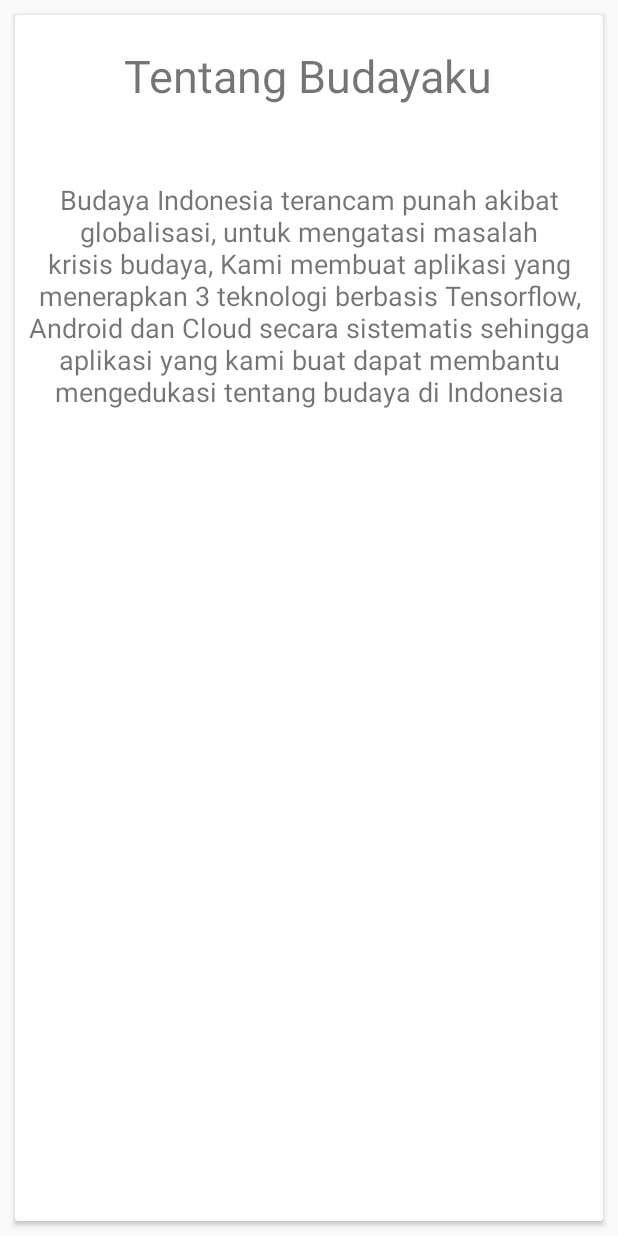
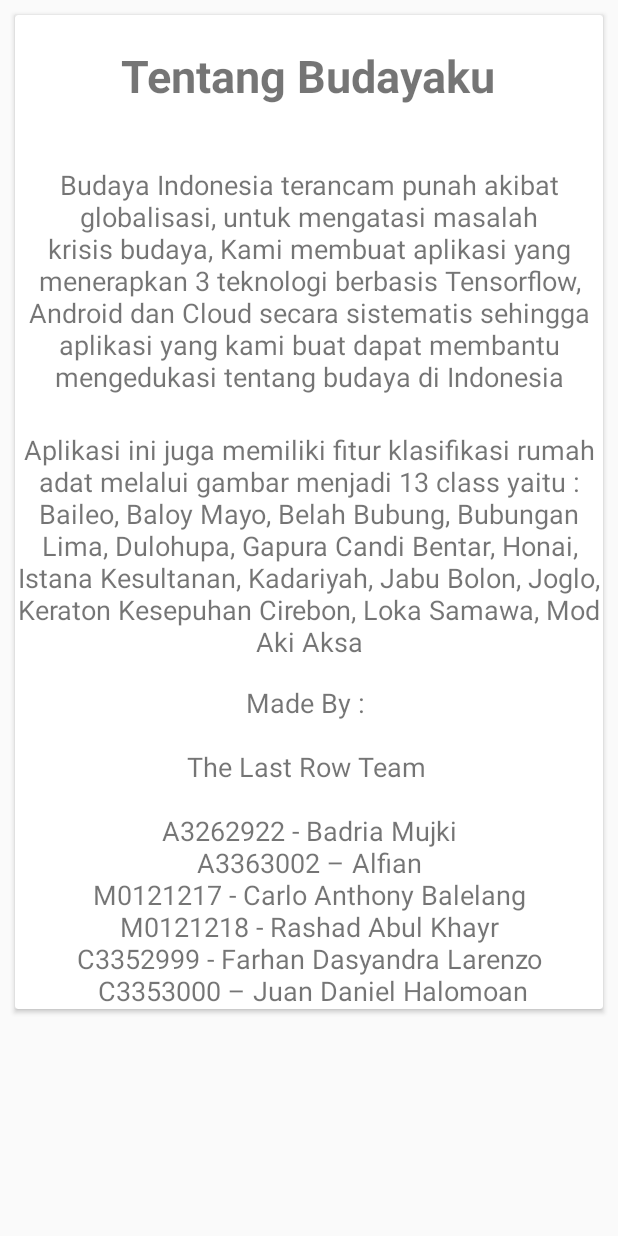
Before and after one commit to juandanielhalomoan/budaya.KU, an Android app: the AboutActivity screen opened directly, with no data from a screen before it, on a phone screen of 412 x 824 dp. Run offline under Robolectric (Android 15) with nearby library versions, the phone set to English and light mode, and no system bars.

Commit message:
fix some bug, and add some data in about

```diff
--- a/app/src/main/java/com/alfian/budayaku/adapter/PakaianPagedListAdapter.kt
+++ b/app/src/main/java/com/alfian/budayaku/adapter/PakaianPagedListAdapter.kt
@@ -21,8 +21,8 @@ class PakaianPagedListAdapter(private val activity: Activity) : PagedListAdapter
     inner class BudayaViewHolder (private val binding: ItemListBudayaBinding) : RecyclerView.ViewHolder(binding.root) {
         fun bind(pakaian: PakaianEntity) {
             with(binding) {
-                tvNama.text = pakaian.namaPakaian
-                tvDaerah.text = pakaian.provinsiPakaian
+                tvNama.text = pakaian.provinsiPakaian
+                tvDaerah.text = pakaian.namaPakaian
                 tvDeskripsi.text = pakaian.descriptionPakaian
 
                 Glide.with(itemView.context)
--- a/app/src/main/java/com/alfian/budayaku/adapter/SenjataPagedListAdapter.kt
+++ b/app/src/main/java/com/alfian/budayaku/adapter/SenjataPagedListAdapter.kt
@@ -21,8 +21,8 @@ class SenjataPagedListAdapter(private val activity: Activity) : PagedListAdapter
     inner class BudayaViewHolder (private val binding: ItemListBudayaBinding) : RecyclerView.ViewHolder(binding.root) {
         fun bind(senjataEntity: SenjataEntity) {
             with(binding) {
-                tvNama.text = senjataEntity.namaSenjata
-                tvDaerah.text = senjataEntity.provinsiSenjata
+                tvNama.text = senjataEntity.provinsiSenjata
+                tvDaerah.text = senjataEntity.namaSenjata
                 tvDeskripsi.text = senjataEntity.descriptionSenjata
 
                 Glide.with(itemView.context)
--- a/app/src/main/res/layout/activity_about.xml
+++ b/app/src/main/res/layout/activity_about.xml
@@ -1,10 +1,14 @@
 <?xml version="1.0" encoding="utf-8"?>
-<LinearLayout xmlns:android="http://schemas.android.com/apk/res/android"
+<ScrollView xmlns:android="http://schemas.android.com/apk/res/android"
     xmlns:app="http://schemas.android.com/apk/res-auto"
     xmlns:tools="http://schemas.android.com/tools"
     android:layout_width="match_parent"
     android:layout_height="match_parent"
     tools:context=".AboutActivity">
+
+    <LinearLayout
+        android:layout_width="match_parent"
+        android:layout_height="wrap_content" >
 
         <androidx.cardview.widget.CardView
             android:layout_width="0dp"
@@ -24,6 +28,7 @@
                     android:layout_width="wrap_content"
                     android:layout_height="wrap_content"
                     android:layout_gravity="center"
+                    android:textStyle="bold"
                     android:layout_marginTop="20dp"
                     android:textSize="30sp"
                     android:text="Tentang Budayaku" />
@@ -31,16 +36,32 @@
                 <TextView
                     android:layout_width="match_parent"
                     android:layout_height="wrap_content"
-                android:layout_marginTop="50dp"
+                    android:layout_marginTop="40dp"
                     android:textAlignment="center"
                     android:textSize="18sp"
                     android:text="@string/about_budayaku" />
+
+                <TextView
+                    android:layout_marginTop="24dp"
+                    android:layout_width="wrap_content"
+                    android:textAlignment="center"
+                    android:layout_height="wrap_content"
+                    android:textSize="18sp"
+                    android:text="Aplikasi ini juga memiliki fitur klasifikasi rumah adat melalui gambar menjadi 13 class yaitu : Baileo, Baloy Mayo, Belah Bubung, Bubungan Lima, Dulohupa, Gapura Candi Bentar, Honai, Istana Kesultanan, Kadariyah, Jabu Bolon, Joglo, Keraton Kesepuhan Cirebon, Loka Samawa, Mod Aki Aksa" />
+
+                <TextView
+                    android:layout_gravity="center"
+                    android:layout_marginTop="16dp"
+                    android:textSize="18sp"
+                    android:layout_width="wrap_content"
+                    android:layout_height="wrap_content"
+                    android:textAlignment="center"
+                    android:text="Made By : \n\nThe Last Row Team \n\n A3262922 - Badria Mujki \n A3363002 – Alfian \n M0121217 - Carlo Anthony Balelang \n M0121218 - Rashad Abul Khayr \n C3352999 - Farhan Dasyandra Larenzo \n C3353000 – Juan Daniel Halomoan" />
 
             </LinearLayout>
 
         </androidx.cardview.widget.CardView>
 
+    </LinearLayout>
 
-
-
-</LinearLayout>
+</ScrollView>
```
Also changed, not shown: app/src/main/assets/labels_Budayaku.txt (+9 -9 lines), app/src/main/res/layout/activity_upload_image.xml (+14 -4 lines). Lines whose indentation alone changed are shown as unchanged.
